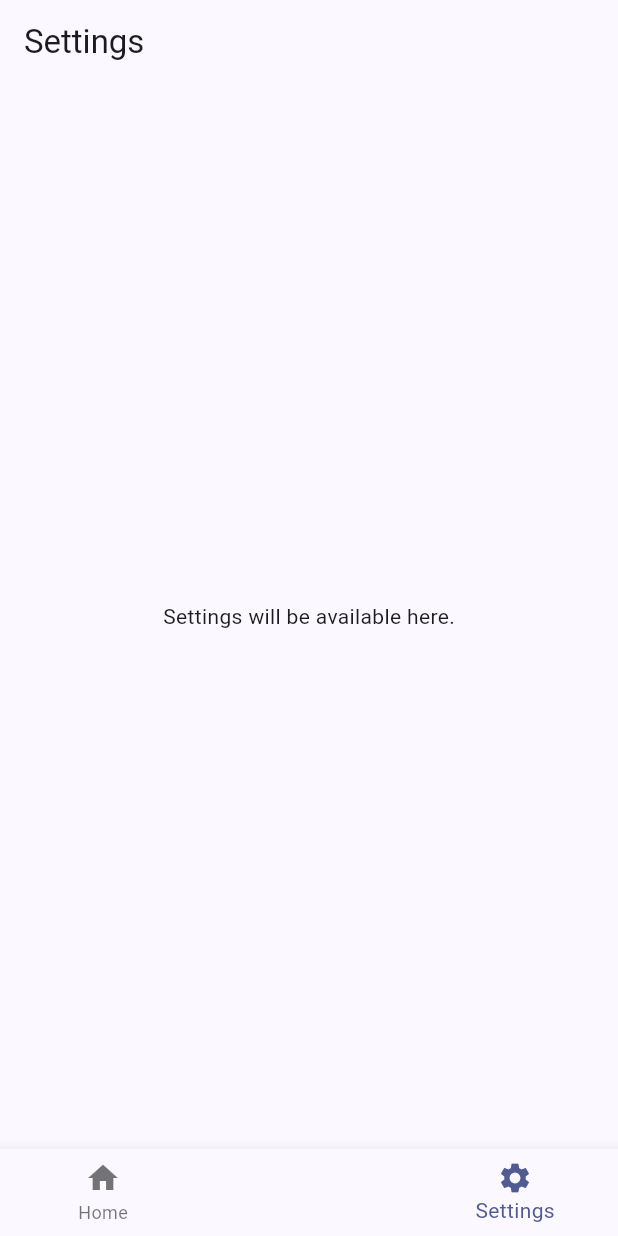
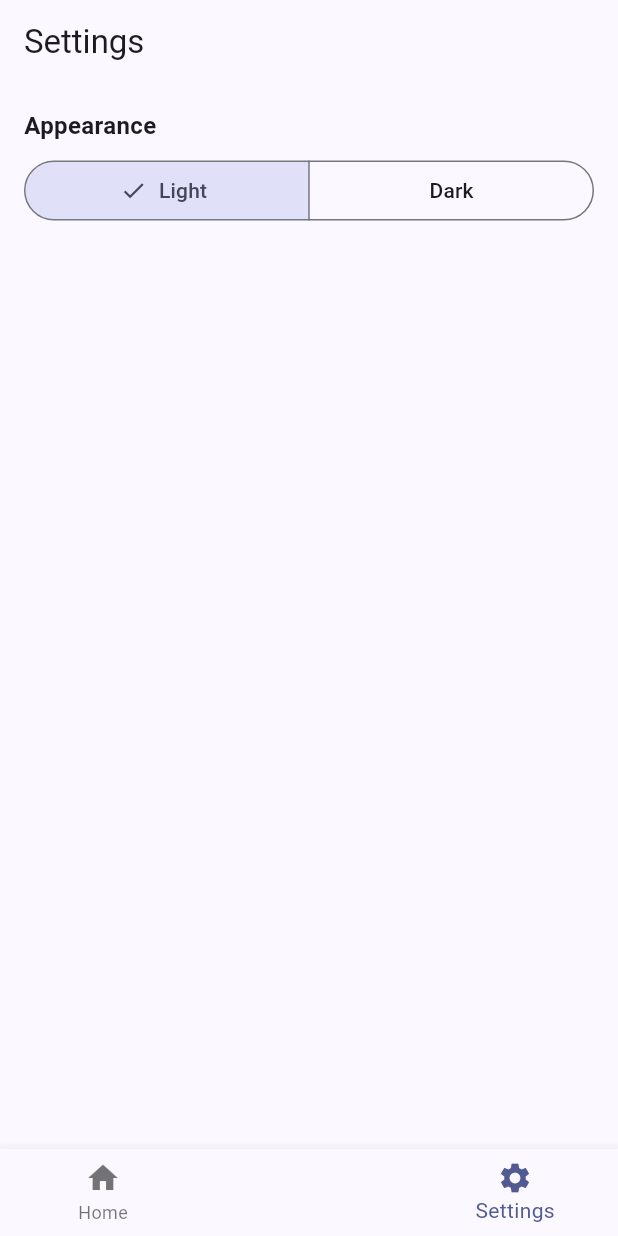
Before and after one commit to Gao-Ming-1/Pantheon-Learn, a Flutter app: the screen it shows after launch, item 3 of the bottom bar chosen, on a phone screen of 412 x 824 dp. Run offline on Flutter 3.47's test engine with Material 3 defaults, Android fonts, the phone set to English and light mode, and no system bars; our stand-ins replace flutter_tts.

Commit message:
9.29 6:54

```diff
--- a/lib/main.dart
+++ b/lib/main.dart
@@ -1,5 +1,6 @@
 import 'package:flutter/material.dart';
 import 'screens/quiz_page.dart';
+import 'services/theme_service.dart';
 
 void main() {
   runApp(const MyApp());
@@ -10,13 +11,25 @@ class MyApp extends StatelessWidget {
 
   @override
   Widget build(BuildContext context) {
+    return ValueListenableBuilder<ThemeMode>(
+      valueListenable: ThemeService.themeMode,
+      builder: (_, mode, __) {
         return MaterialApp(
           title: 'Pantheon Learn',
           theme: ThemeData(
             colorScheme: ColorScheme.fromSeed(seedColor: Colors.indigo),
             useMaterial3: true,
+            brightness: Brightness.light,
           ),
+          darkTheme: ThemeData(
+            colorScheme: ColorScheme.fromSeed(seedColor: Colors.indigo, brightness: Brightness.dark),
+            useMaterial3: true,
+            brightness: Brightness.dark,
+          ),
+          themeMode: mode,
           home: const QuizPage(),
+        );
+      },
     );
   }
 }
--- a/lib/screens/settings_page.dart
+++ b/lib/screens/settings_page.dart
@@ -1,5 +1,6 @@
 import 'package:flutter/material.dart';
 import 'quiz_page.dart';
+import '../services/theme_service.dart';
 
 class SettingsPage extends StatelessWidget {
   const SettingsPage({super.key});
@@ -11,8 +12,41 @@ class SettingsPage extends StatelessWidget {
         automaticallyImplyLeading: false,
         title: const Text('Settings'),
       ),
-      body: const Center(
-        child: Text('Settings will be available here.'),
+      body: Padding(
+        padding: const EdgeInsets.all(16),
+        child: Column(
+          crossAxisAlignment: CrossAxisAlignment.start,
+          children: [
+            const Text('Appearance', style: TextStyle(fontSize: 16, fontWeight: FontWeight.w600)),
+            const SizedBox(height: 8),
+            ValueListenableBuilder<ThemeMode>(
+              valueListenable: ThemeService.themeMode,
+              builder: (context, mode, _) {
+                final isDark = mode == ThemeMode.dark;
+                return Row(
+                  children: [
+                    Expanded(
+                      child: SegmentedButton<ThemeMode>(
+                        segments: const [
+                          ButtonSegment(value: ThemeMode.light, label: Text('Light')),
+                          ButtonSegment(value: ThemeMode.dark, label: Text('Dark')),
+                        ],
+                        selected: {isDark ? ThemeMode.dark : ThemeMode.light},
+                        onSelectionChanged: (set) {
+                          if (set.contains(ThemeMode.dark)) {
+                            ThemeService.setDark();
+                          } else {
+                            ThemeService.setLight();
+                          }
+                        },
+                      ),
+                    ),
+                  ],
+                );
+              },
+            ),
+          ],
+        ),
       ),
       bottomNavigationBar: BottomNavigationBar(
         currentIndex: 2,
--- /dev/null
+++ b/lib/services/theme_service.dart
@@ -0,0 +1,17 @@
+import 'package:flutter/material.dart';
+
+class ThemeService {
+  static final ValueNotifier<ThemeMode> themeMode = ValueNotifier<ThemeMode>(ThemeMode.light);
+
+  static void setLight() {
+    if (themeMode.value != ThemeMode.light) {
+      themeMode.value = ThemeMode.light;
+    }
+  }
+
+  static void setDark() {
+    if (themeMode.value != ThemeMode.dark) {
+      themeMode.value = ThemeMode.dark;
+    }
+  }
+}
```
Lines whose indentation alone changed are shown as unchanged.
